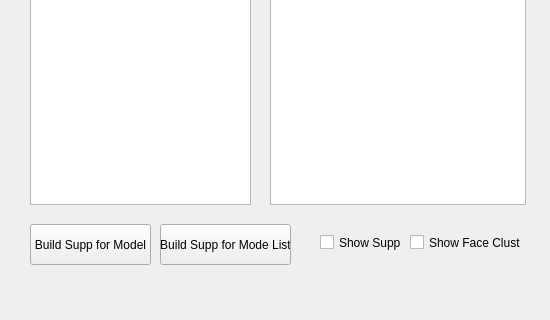
Above: scene_lab/modeldbviewer_widget.ui from maruitx/text2scene-learning before the change; both pictures show x 0 to 550 and y 246 to 566 of the 550 by 566 pixel window. Below: the same form after it.
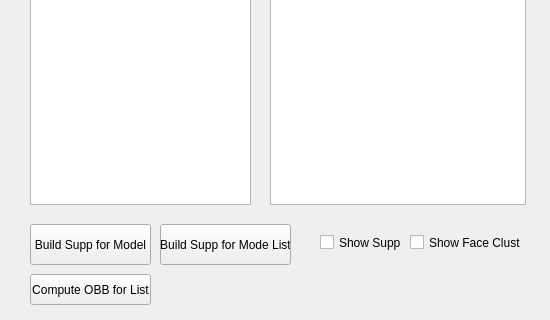
That is the form after the change.

Diff of the .ui file:
```diff
--- a/scene_lab/modeldbviewer_widget.ui
+++ b/scene_lab/modeldbviewer_widget.ui
@@ -111,6 +111,19 @@
     <string>Show Face Cluster</string>
    </property>
   </widget>
+  <widget class="QPushButton" name="computeOBBButton">
+   <property name="geometry">
+    <rect>
+     <x>30</x>
+     <y>520</y>
+     <width>121</width>
+     <height>31</height>
+    </rect>
+   </property>
+   <property name="text">
+    <string>Compute OBB for List</string>
+   </property>
+  </widget>
  </widget>
  <layoutdefault spacing="6" margin="11"/>
  <resources/>
```
